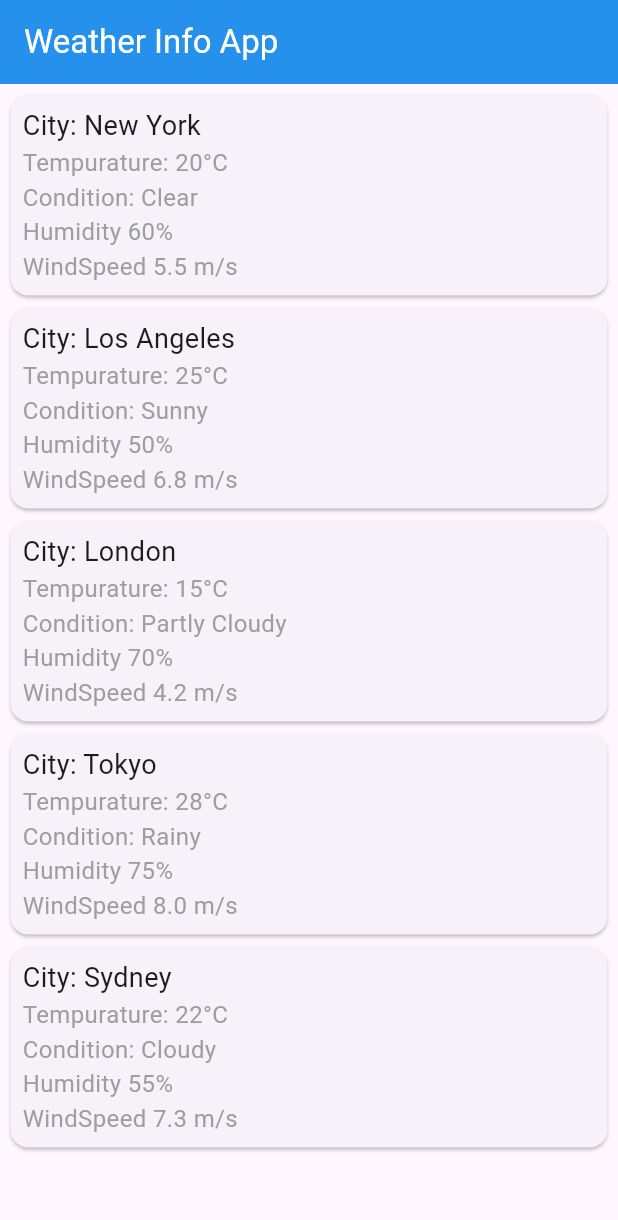
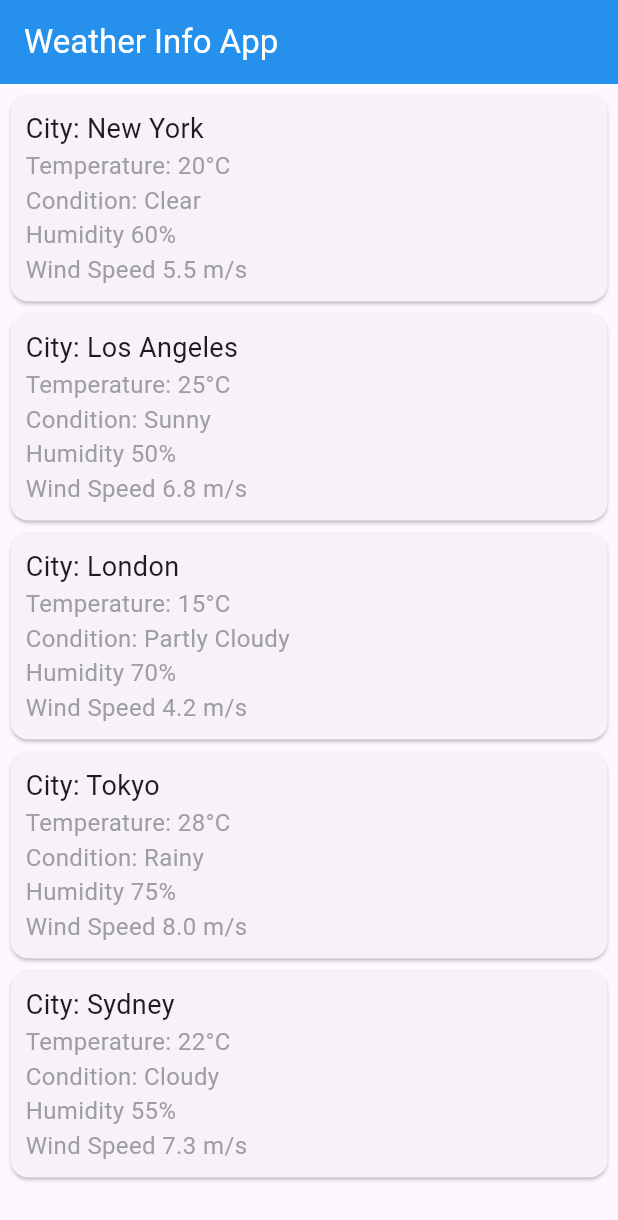
Before and after one commit to sajidrec/flutter_module_14_live_test, a Flutter app: the screen it shows after launch, on a phone screen of 412 x 824 dp. Shown: the top 1220 px of the screen. Run offline on Flutter 3.47's test engine with Material 3 defaults, Android fonts, the phone set to English and light mode, and no system bars.

Commit message:
typo fixed

```diff
--- a/lib/home_screen.dart
+++ b/lib/home_screen.dart
@@ -1,5 +1,3 @@
-import 'dart:convert';
-
 import 'package:flutter/material.dart';
 import 'package:flutter_moduel_14_livetest/weather_info_json.dart';
 
@@ -37,29 +35,29 @@ class _HomePageState extends State<HomePage> {
           itemBuilder: (context, index) {
             return Card(
               child: Padding(
-                padding: const EdgeInsets.all(8.0),
+                padding: const EdgeInsets.all(10.0),
                 child: Column(
                   crossAxisAlignment: CrossAxisAlignment.start,
                   children: [
                     Text(
                       "City: ${weatherDataList[index]["city"]}",
-                      style: TextStyle(fontSize: 18),
+                      style: const TextStyle(fontSize: 18),
                     ),
                     Text(
-                      "Tempurature: ${weatherDataList[index]["temperature"]}°C",
-                      style: TextStyle(color: Colors.grey, fontSize: 16),
+                      "Temperature: ${weatherDataList[index]["temperature"]}°C",
+                      style: const TextStyle(color: Colors.grey, fontSize: 16),
                     ),
                     Text(
                       "Condition: ${weatherDataList[index]["condition"]}",
-                      style: TextStyle(color: Colors.grey, fontSize: 16),
+                      style: const TextStyle(color: Colors.grey, fontSize: 16),
                     ),
                     Text(
                       "Humidity ${weatherDataList[index]["humidity"]}%",
-                      style: TextStyle(color: Colors.grey, fontSize: 16),
+                      style: const TextStyle(color: Colors.grey, fontSize: 16),
                     ),
                     Text(
-                      "WindSpeed ${weatherDataList[index]["windSpeed"]} m/s",
-                      style: TextStyle(color: Colors.grey, fontSize: 16),
+                      "Wind Speed ${weatherDataList[index]["windSpeed"]} m/s",
+                      style: const TextStyle(color: Colors.grey, fontSize: 16),
                     ),
                   ],
                 ),
```
